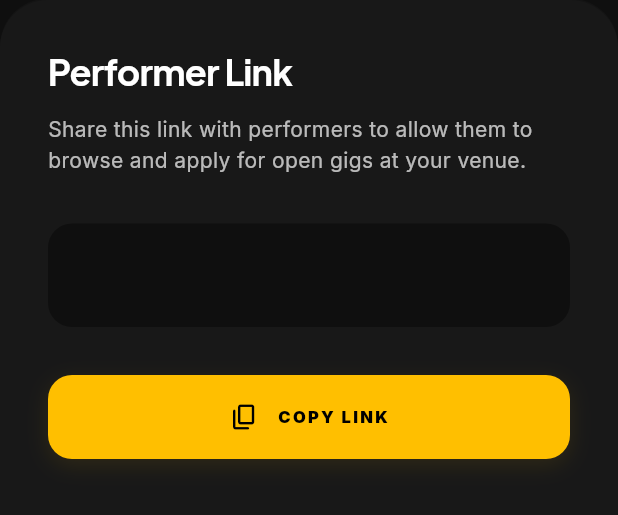
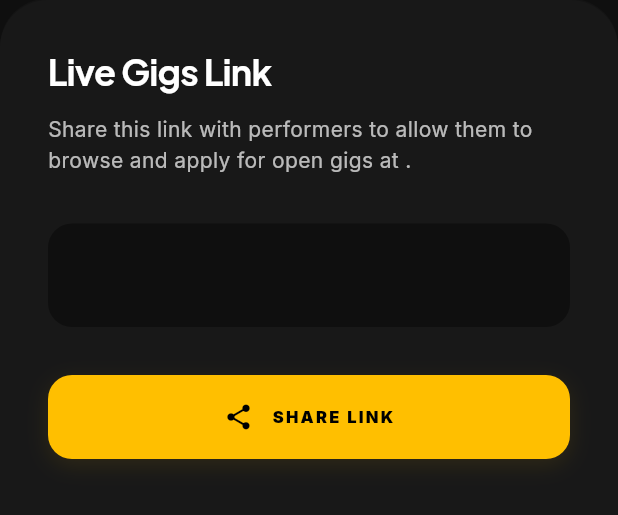
Before and after one commit to gthompson333/gig_slick, a Flutter app: the PerformerLinkCard widget shown alone on an empty page, opened directly with empty values, on a phone screen of 412 x 824 dp. Shown: the top 515 px of the screen. Run offline on Flutter 3.47's test engine with Material 3 defaults, Android fonts, the phone set to English and light mode, and no system bars; our stand-ins replace cloud_firestore, equatable, firebase_auth, firebase_core, firebase_messaging, flutter_bloc and 5 more; accounts and stored records are empty; generated files the repository leaves out were written again.

Commit message:
ui: refine dashboard header, performer link copy, and terminology

```diff
--- a/lib/features/dashboard/presentation/dashboard_page.dart
+++ b/lib/features/dashboard/presentation/dashboard_page.dart
@@ -81,10 +81,10 @@ class DashboardView extends StatelessWidget {
                           child: Text(
                             venueName,
                             overflow: TextOverflow.ellipsis,
-                            style: textTheme.titleLarge?.copyWith(
+                            style: textTheme.headlineSmall?.copyWith(
                               color: AppColors.electricAmber,
                               fontWeight: FontWeight.w900,
-                              letterSpacing: -0.5,
+                              letterSpacing: -1,
                             ),
                           ),
                         ),
@@ -122,7 +122,8 @@ class DashboardView extends StatelessWidget {
                         const SizedBox(height: 16),
                         PerformerLinkCard(
                           linkUrl: gigLink,
-                          buttonLabel: 'COPY VENUE LINK',
+                          buttonLabel: 'Share Live Gigs Link',
+                          venueName: venueName,
                         ),
                         const SizedBox(height: 16),
                         ScheduledGigsFeed(
--- a/lib/features/dashboard/presentation/performer_link_card.dart
+++ b/lib/features/dashboard/presentation/performer_link_card.dart
@@ -6,12 +6,14 @@ class PerformerLinkCard extends StatelessWidget {
   final String linkUrl;
   final bool showLink;
   final String buttonLabel;
+  final String venueName;
 
   const PerformerLinkCard({
     super.key,
     required this.linkUrl,
     this.showLink = true,
-    this.buttonLabel = 'COPY LINK',
+    this.buttonLabel = 'SHARE LINK',
+    required this.venueName,
   });
 
   @override
@@ -35,12 +37,12 @@ class PerformerLinkCard extends StatelessWidget {
           crossAxisAlignment: CrossAxisAlignment.start,
           children: [
             Text(
-              'Performer Link',
+              'Live Gigs Link',
               style: textTheme.headlineMedium?.copyWith(letterSpacing: -0.5),
             ),
             const SizedBox(height: 12),
             Text(
-              'Share this link with performers to allow them to browse and apply for open gigs at your venue.',
+              'Share this link with performers to allow them to browse and apply for open gigs at $venueName.',
               style: textTheme.bodyMedium?.copyWith(
                 color: AppColors.textSecondary,
                 height: 1.5,
@@ -72,8 +74,8 @@ class PerformerLinkCard extends StatelessWidget {
               onTap: () {
                 Clipboard.setData(ClipboardData(text: linkUrl));
                 ScaffoldMessenger.of(context).showSnackBar(
-                  const SnackBar(
-                    content: Text('Performer link copied to clipboard!'),
+                  SnackBar(
+                    content: Text('$buttonLabel copied to clipboard!'),
                     backgroundColor: AppColors.surfaceHigh,
                     behavior: SnackBarBehavior.floating,
                   ),
@@ -97,13 +99,13 @@ class PerformerLinkCard extends StatelessWidget {
                   mainAxisAlignment: MainAxisAlignment.center,
                   children: [
                     const Icon(
-                      Icons.copy_rounded,
+                      Icons.share_rounded,
                       color: Colors.black,
                       size: 20,
                     ),
                     const SizedBox(width: 12),
                     Text(
-                      buttonLabel,
+                      buttonLabel.toUpperCase(),
                       style: textTheme.labelSmall?.copyWith(
                         color: Colors.black,
                         fontWeight: FontWeight.w900,
```
